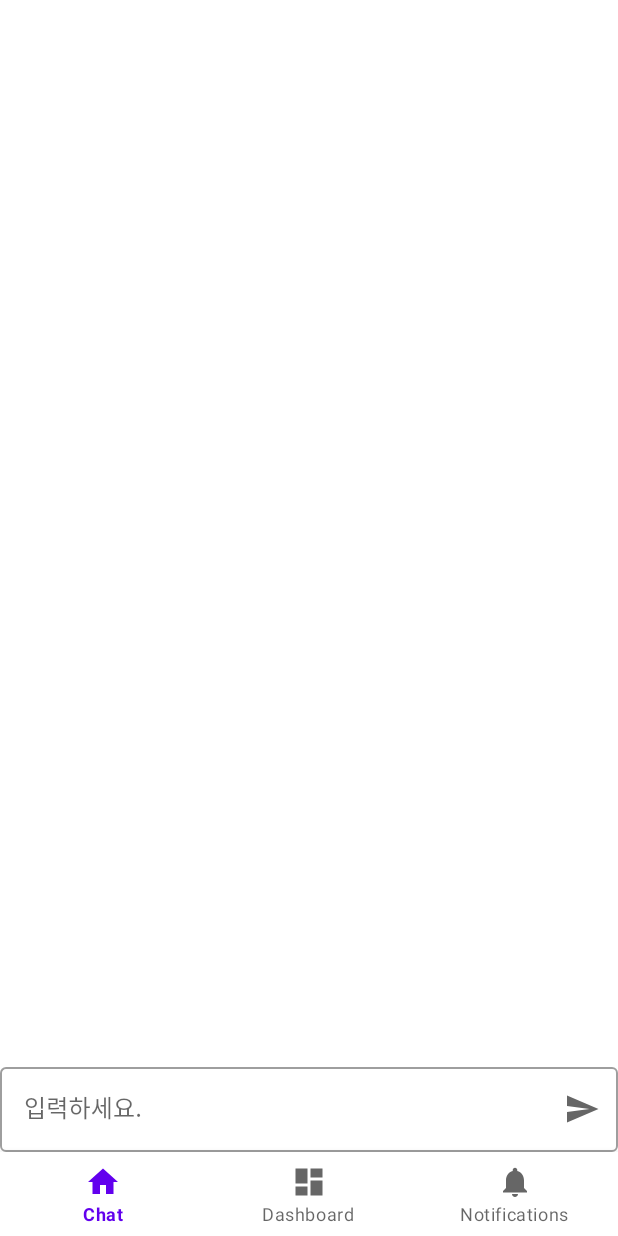
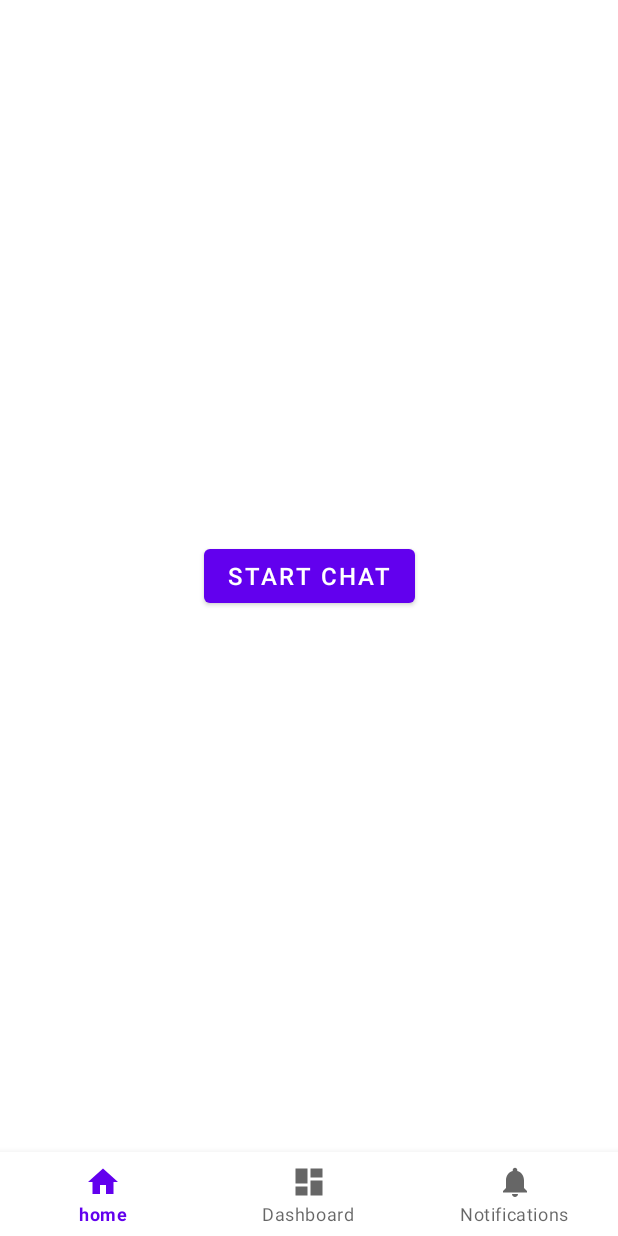
Before and after one commit to vovamushak/MobileChatGPT, an Android app: the screen it shows after launch (MainActivity), on a phone screen of 412 x 824 dp. Run offline under Robolectric (Android 15) with nearby library versions, the phone set to English and light mode, and no system bars; our stand-ins replace Dagger/Hilt's generated code, navigation-ui.

Commit message:
#feat : add Home Fragment

```diff
--- a/build.gradle
+++ b/build.gradle
@@ -1,6 +1,7 @@
 buildscript {
     dependencies {
         classpath 'com.google.dagger:hilt-android-gradle-plugin:2.44'
+        classpath 'androidx.navigation:navigation-safe-args-gradle-plugin:2.5.3'
     }
 }
 
--- a/presentation/build.gradle
+++ b/presentation/build.gradle
@@ -4,6 +4,7 @@ plugins {
     id 'kotlin-kapt'
     id 'dagger.hilt.android.plugin'
     id 'kotlin-parcelize'
+    id 'androidx.navigation.safeargs.kotlin'
 }
 
 android {
@@ -48,6 +49,7 @@ dependencies {
     implementation 'androidx.lifecycle:lifecycle-viewmodel-ktx:2.5.1'
     implementation 'androidx.navigation:navigation-fragment-ktx:2.5.3'
     implementation 'androidx.navigation:navigation-ui-ktx:2.5.3'
+    implementation 'androidx.legacy:legacy-support-v4:1.0.0'
     testImplementation 'junit:junit:4.13.2'
     androidTestImplementation 'androidx.test.ext:junit:1.1.5'
     androidTestImplementation 'androidx.test.espresso:espresso-core:3.5.1'
--- /dev/null
+++ b/presentation/src/main/java/com/jusqre/presentation/ui/home/HomeFragment.kt
@@ -0,0 +1,33 @@
+package com.jusqre.presentation.ui.home
+
+import android.os.Bundle
+import androidx.fragment.app.Fragment
+import android.view.LayoutInflater
+import android.view.View
+import android.view.ViewGroup
+import androidx.fragment.app.viewModels
+import androidx.navigation.fragment.findNavController
+import com.jusqre.presentation.databinding.FragmentHomeBinding
+
+class HomeFragment : Fragment() {
+    private var _binding: FragmentHomeBinding? = null
+    private val binding get() = _binding!!
+    private val homeViewModel: HomeViewModel by viewModels()
+
+    override fun onCreateView(
+        inflater: LayoutInflater, container: ViewGroup?,
+        savedInstanceState: Bundle?
+    ): View {
+        _binding = FragmentHomeBinding.inflate(inflater, container, false)
+
+        return binding.root
+    }
+
+    override fun onViewCreated(view: View, savedInstanceState: Bundle?) {
+        super.onViewCreated(view, savedInstanceState)
+        binding.btnChat.setOnClickListener {
+            findNavController().navigate(HomeFragmentDirections.actionNavigationHomeToNavigationChat())
+        }
+    }
+
+}
--- /dev/null
+++ b/presentation/src/main/java/com/jusqre/presentation/ui/home/HomeViewModel.kt
@@ -0,0 +1,7 @@
+package com.jusqre.presentation.ui.home
+
+import androidx.lifecycle.ViewModel
+
+class HomeViewModel : ViewModel() {
+    // TODO: Implement the ViewModel
+}
--- a/presentation/src/main/java/com/jusqre/presentation/ui/main/MainActivity.kt
+++ b/presentation/src/main/java/com/jusqre/presentation/ui/main/MainActivity.kt
@@ -3,6 +3,8 @@ package com.jusqre.presentation.ui.main
 import android.os.Bundle
 import com.google.android.material.bottomnavigation.BottomNavigationView
 import androidx.appcompat.app.AppCompatActivity
+import androidx.core.view.isVisible
+import androidx.navigation.NavController
 import androidx.navigation.findNavController
 import androidx.navigation.ui.setupWithNavController
 import com.jusqre.presentation.R
@@ -25,5 +27,8 @@ class MainActivity : AppCompatActivity() {
         val navController = findNavController(R.id.nav_host_fragment_activity_main)
 
         navView.setupWithNavController(navController)
+        navController.addOnDestinationChangedListener { _, destination, _ ->
+            navView.isVisible = destination.id != R.id.navigation_chat
+        }
     }
 }
--- /dev/null
+++ b/presentation/src/main/res/layout/fragment_home.xml
@@ -0,0 +1,20 @@
+<?xml version="1.0" encoding="utf-8"?>
+<androidx.constraintlayout.widget.ConstraintLayout xmlns:android="http://schemas.android.com/apk/res/android"
+    xmlns:app="http://schemas.android.com/apk/res-auto"
+    xmlns:tools="http://schemas.android.com/tools"
+    android:layout_width="match_parent"
+    android:layout_height="match_parent"
+    tools:context=".ui.home.HomeFragment">
+
+    <com.google.android.material.button.MaterialButton
+        android:id="@+id/btn_chat"
+        android:layout_width="wrap_content"
+        android:layout_height="wrap_content"
+        app:layout_constraintBottom_toBottomOf="parent"
+        app:layout_constraintEnd_toEndOf="parent"
+        app:layout_constraintStart_toStartOf="parent"
+        android:text="Start Chat"
+        android:textSize="16sp"
+        app:layout_constraintTop_toTopOf="parent" />
+
+</androidx.constraintlayout.widget.ConstraintLayout>
--- a/presentation/src/main/res/menu/bottom_nav_menu.xml
+++ b/presentation/src/main/res/menu/bottom_nav_menu.xml
@@ -2,9 +2,9 @@
 <menu xmlns:android="http://schemas.android.com/apk/res/android">
 
     <item
-        android:id="@+id/navigation_chat"
+        android:id="@+id/navigation_home"
         android:icon="@drawable/ic_home_black_24dp"
-        android:title="@string/title_chat" />
+        android:title="@string/title_home" />
 
     <item
         android:id="@+id/navigation_dashboard"
--- a/presentation/src/main/res/navigation/mobile_navigation.xml
+++ b/presentation/src/main/res/navigation/mobile_navigation.xml
@@ -3,7 +3,7 @@
     xmlns:app="http://schemas.android.com/apk/res-auto"
     xmlns:tools="http://schemas.android.com/tools"
     android:id="@+id/mobile_navigation"
-    app:startDestination="@+id/navigation_chat">
+    app:startDestination="@+id/navigation_home">
 
     <fragment
         android:id="@+id/navigation_chat"
@@ -22,4 +22,14 @@
         android:name="com.jusqre.presentation.ui.notifications.NotificationsFragment"
         android:label="@string/title_notifications"
         tools:layout="@layout/fragment_notifications" />
+
+    <fragment
+        android:id="@+id/navigation_home"
+        android:name="com.jusqre.presentation.ui.home.HomeFragment"
+        android:label="Home"
+        tools:layout="@layout/fragment_home">
+        <action
+            android:id="@+id/action_navigation_home_to_navigation_chat"
+            app:destination="@id/navigation_chat" />
+    </fragment>
 </navigation>
--- a/presentation/src/main/res/values/strings.xml
+++ b/presentation/src/main/res/values/strings.xml
@@ -4,4 +4,5 @@
     <string name="title_dashboard">Dashboard</string>
     <string name="title_notifications">Notifications</string>
     <string name="chat_input">입력하세요.</string>
+    <string name="title_home">home</string>
 </resources>
```
